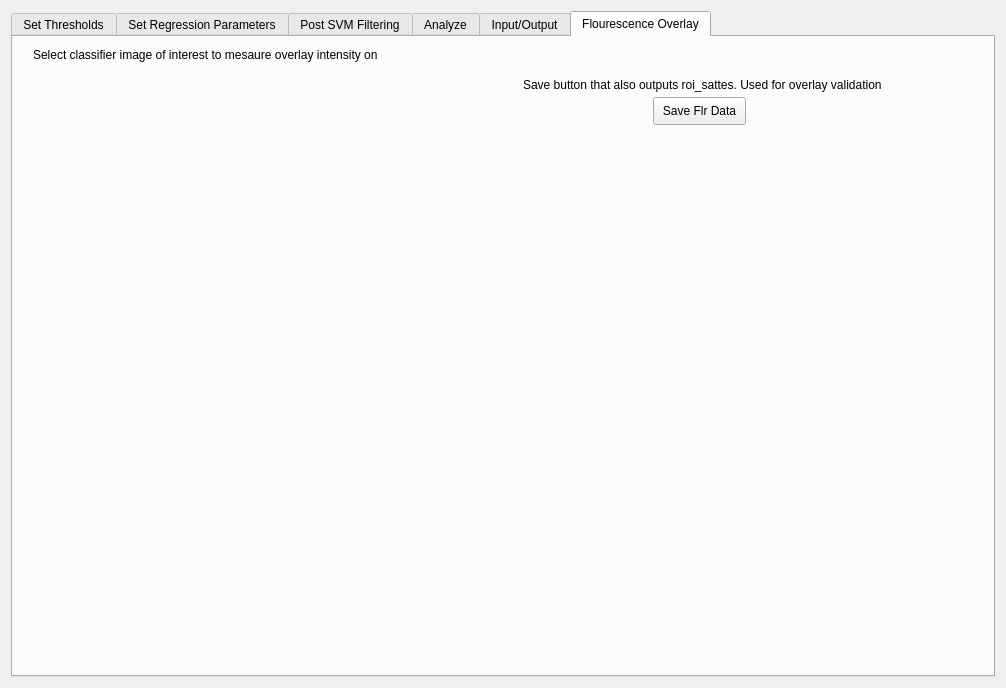
The window that myoquant.ui (Quantimus/quantimus) describes before a commit, drawn with Qt 5.
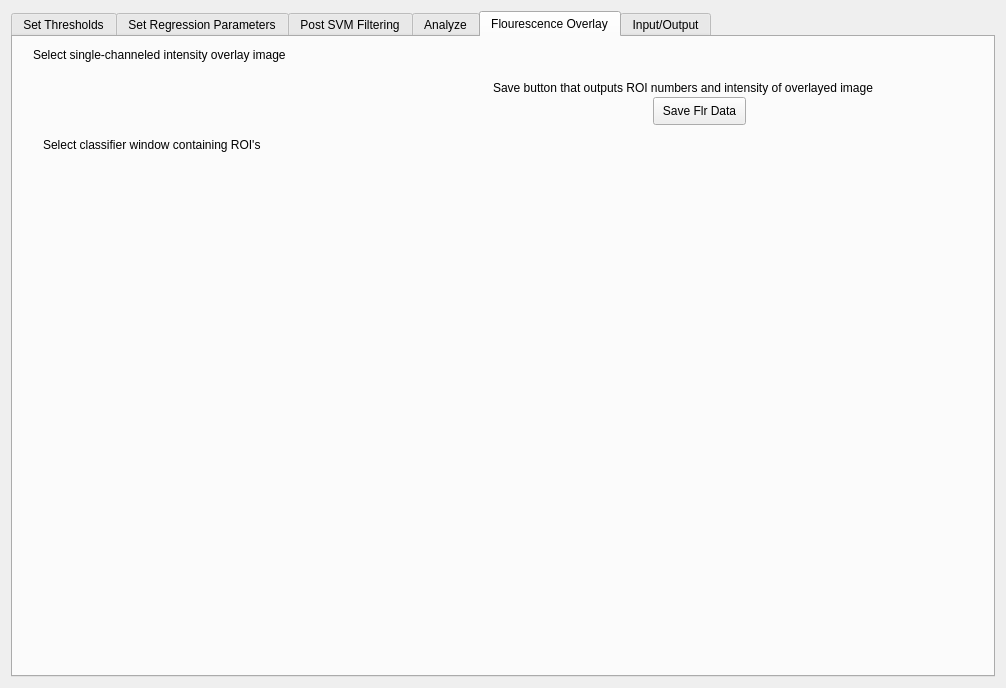
The same window after the commit. The open tabs and pages were chosen to show the change.

Commit message:
Intensity Overlaying
Added intensity overlay buttons; changed ouputting settings; misc changes

```diff
--- a/myoquant.ui
+++ b/myoquant.ui
@@ -642,6 +642,85 @@
          </layout>
         </widget>
        </widget>
+       <widget class="QWidget" name="tab_5">
+        <attribute name="title">
+         <string>Flourescence Overlay</string>
+        </attribute>
+        <widget class="QWidget" name="gridLayoutWidget_3">
+         <property name="geometry">
+          <rect>
+           <x>20</x>
+           <y>30</y>
+           <width>371</width>
+           <height>61</height>
+          </rect>
+         </property>
+         <layout class="QGridLayout" name="gridLayout_intensity_image"/>
+        </widget>
+        <widget class="QLabel" name="label_22">
+         <property name="geometry">
+          <rect>
+           <x>20</x>
+           <y>10</y>
+           <width>391</width>
+           <height>16</height>
+          </rect>
+         </property>
+         <property name="text">
+          <string>Select single-channeled intensity overlay image</string>
+         </property>
+        </widget>
+        <widget class="QPushButton" name="save_flr_button">
+         <property name="geometry">
+          <rect>
+           <x>640</x>
+           <y>60</y>
+           <width>93</width>
+           <height>28</height>
+          </rect>
+         </property>
+         <property name="text">
+          <string>Save Flr Data</string>
+         </property>
+        </widget>
+        <widget class="QLabel" name="label_23">
+         <property name="geometry">
+          <rect>
+           <x>480</x>
+           <y>40</y>
+           <width>421</width>
+           <height>21</height>
+          </rect>
+         </property>
+         <property name="text">
+          <string>Save button that outputs ROI numbers and intensity of overlayed image</string>
+         </property>
+        </widget>
+        <widget class="QLabel" name="label_24">
+         <property name="geometry">
+          <rect>
+           <x>30</x>
+           <y>100</y>
+           <width>391</width>
+           <height>16</height>
+          </rect>
+         </property>
+         <property name="text">
+          <string>Select classifier window containing ROI's </string>
+         </property>
+        </widget>
+        <widget class="QWidget" name="gridLayoutWidget_4">
+         <property name="geometry">
+          <rect>
+           <x>20</x>
+           <y>120</y>
+           <width>371</width>
+           <height>71</height>
+          </rect>
+         </property>
+         <layout class="QGridLayout" name="gridLayout_labeled_image"/>
+        </widget>
+       </widget>
        <widget class="QWidget" name="tab_4">
         <attribute name="title">
          <string>Input/Output</string>
@@ -716,72 +795,6 @@
          </layout>
         </widget>
        </widget>
-       <widget class="QWidget" name="tab_5">
-        <attribute name="title">
-         <string>Flourescence Overlay</string>
-        </attribute>
-        <widget class="QWidget" name="gridLayoutWidget_3">
-         <property name="geometry">
-          <rect>
-           <x>20</x>
-           <y>30</y>
-           <width>381</width>
-           <height>51</height>
-          </rect>
-         </property>
-         <layout class="QGridLayout" name="gridLayout_test"/>
-        </widget>
-        <widget class="QLabel" name="label_22">
-         <property name="geometry">
-          <rect>
-           <x>20</x>
-           <y>10</y>
-           <width>391</width>
-           <height>16</height>
-          </rect>
-         </property>
-         <property name="text">
-          <string>Select classifier image of interest to mesaure overlay intensity on</string>
-         </property>
-        </widget>
-        <widget class="QWidget" name="gridLayoutWidget_4">
-         <property name="geometry">
-          <rect>
-           <x>20</x>
-           <y>110</y>
-           <width>901</width>
-           <height>501</height>
-          </rect>
-         </property>
-         <layout class="QGridLayout" name="gridLayout_flr_img"/>
-        </widget>
-        <widget class="QPushButton" name="save_flr_button">
-         <property name="geometry">
-          <rect>
-           <x>640</x>
-           <y>60</y>
-           <width>93</width>
-           <height>28</height>
-          </rect>
-         </property>
-         <property name="text">
-          <string>Save Flr Data</string>
-         </property>
-        </widget>
-        <widget class="QLabel" name="label_23">
-         <property name="geometry">
-          <rect>
-           <x>510</x>
-           <y>40</y>
-           <width>391</width>
-           <height>16</height>
-          </rect>
-         </property>
-         <property name="text">
-          <string>Save button that also outputs roi_sattes. Used for overlay validation</string>
-         </property>
-        </widget>
-       </widget>
       </widget>
      </item>
     </layout>
```
Left out of the diff: 2 changed lines with no effect on the pictures. The commit also changes 2 other files.
